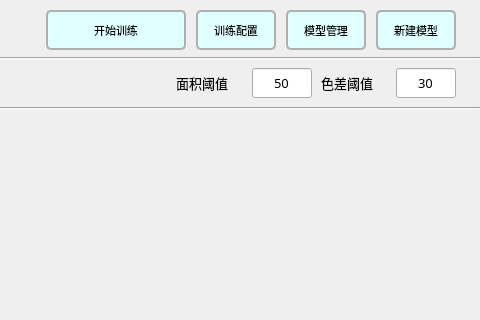
Old version of the form aimodelset.ui in the repository xiekai-aiai/duyisorter; both pictures show x 544 to 1024 and y 0 to 320 of the 1024 by 768 pixel window.
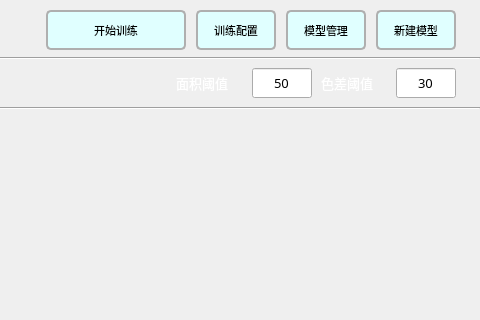
New version of the form. Icons and pictures are not drawn.

What changed in the file:
```diff
--- a/aimodelset.ui
+++ b/aimodelset.ui
@@ -961,6 +961,9 @@
      <pointsize>10</pointsize>
     </font>
    </property>
+   <property name="styleSheet">
+    <string notr="true">color: white;</string>
+   </property>
    <property name="text">
     <string>面积阈值</string>
    </property>
@@ -983,6 +986,9 @@
      <pointsize>10</pointsize>
     </font>
    </property>
+   <property name="styleSheet">
+    <string notr="true">color: white;</string>
+   </property>
    <property name="text">
     <string>色差阈值</string>
    </property>
```
